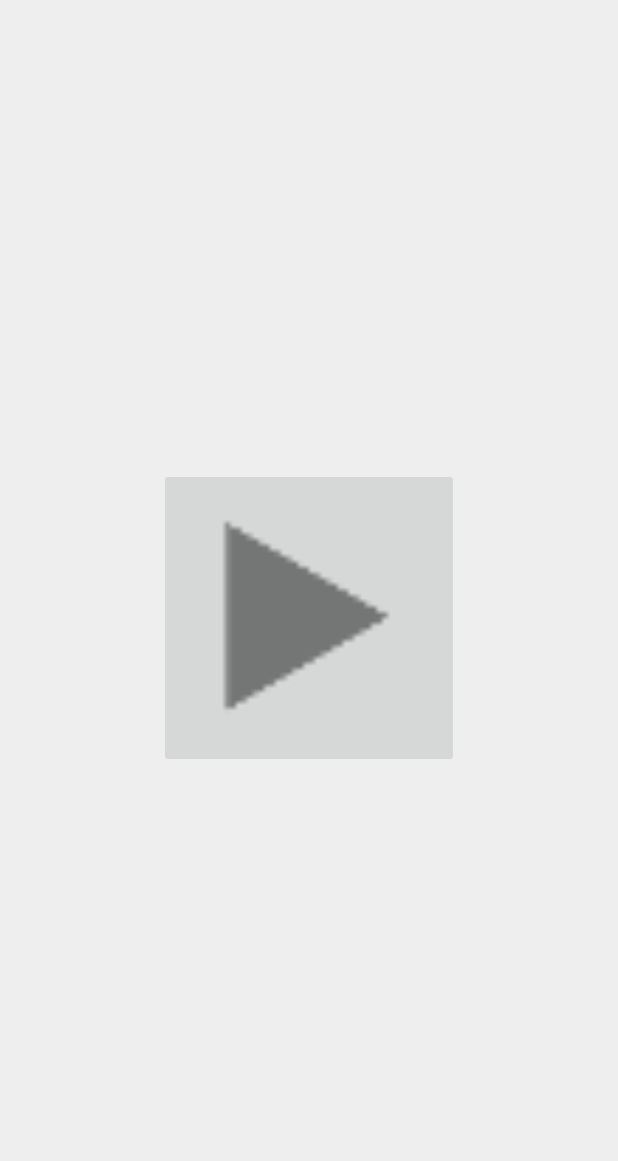
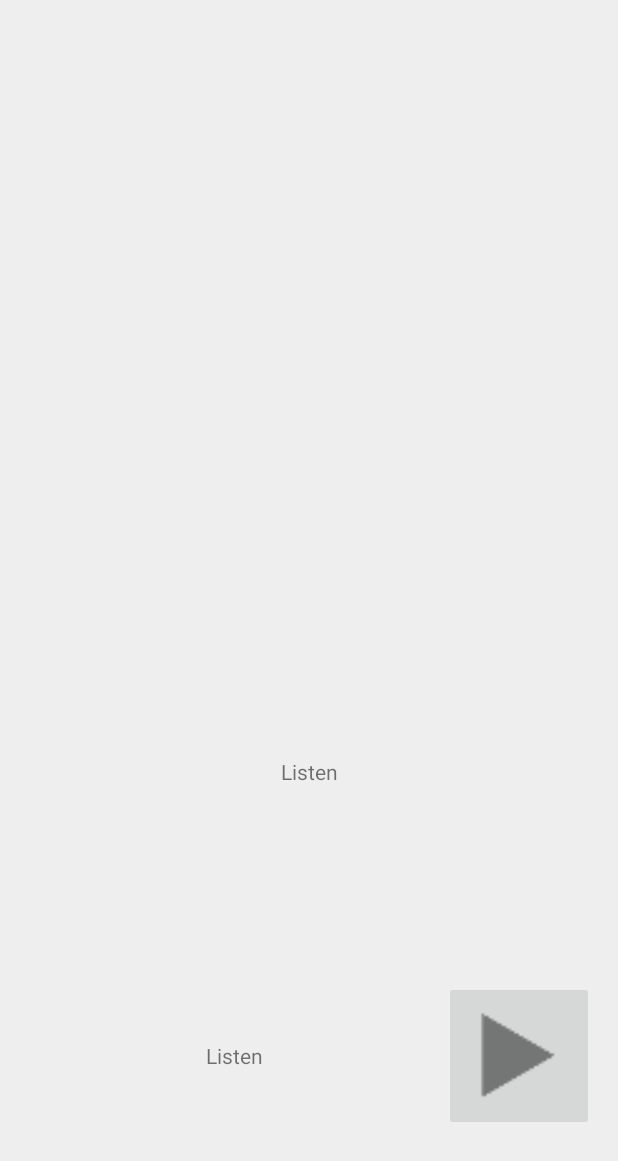
Before and after one commit to Radio-UTD/Radio-UTD, an Android app: the layout fragment_radio.xml on its own in the app's theme, with its tools: preview values and no code run, on a phone screen of 412 x 824 dp. Shown: the top 1161 px of the screen. Run offline under Robolectric (Android 15) with nearby library versions, the phone set to English and light mode, and no system bars.

```diff
--- a/app/src/main/res/layout/fragment_radio.xml
+++ b/app/src/main/res/layout/fragment_radio.xml
@@ -8,12 +8,68 @@
     android:paddingBottom="@dimen/activity_vertical_margin" >
 
 
-    <ImageButton
-        android:layout_width="200dp"
-        android:layout_height="200dp"
-        android:id="@+id/playPauseButton"
-        android:scaleType="centerCrop"
-        android:layout_centerVertical="true"
-        android:layout_centerHorizontal="true"
-        android:src="@drawable/ic_action_play" />
+    <LinearLayout
+        android:orientation="vertical"
+        android:layout_width="match_parent"
+        android:layout_height="match_parent"
+        android:layout_alignParentRight="true"
+        android:layout_alignParentEnd="true"
+        android:weightSum="1"
+        android:id="@+id/linearlayoutoverall">
+
+        <FrameLayout
+            android:layout_width="match_parent"
+            android:layout_height="0dp"
+            android:layout_weight="0.52">
+
+            <ImageView
+                android:layout_width="200dp"
+                android:layout_height="200dp"
+                android:id="@+id/imageView"
+                android:layout_gravity="center_horizontal|top" />
+        </FrameLayout>
+
+        <TextView
+            android:layout_width="match_parent"
+            android:layout_height="0dp"
+            android:text="@string/drawer_title_listen"
+            android:layout_toEndOf="@+id/playPauseButton"
+            android:layout_below="@+id/playPauseButton"
+            android:layout_alignLeft="@+id/playPauseButton"
+            android:layout_alignStart="@+id/playPauseButton"
+            android:layout_alignRight="@+id/playPauseButton"
+            android:layout_alignEnd="@+id/playPauseButton"
+            android:id="@+id/currentlyplayingshowtextview"
+            android:layout_weight="0.22"
+            android:layout_gravity="center_horizontal"
+            android:gravity="center" />
+
+        <LinearLayout
+            android:orientation="horizontal"
+            android:layout_width="match_parent"
+            android:layout_height="0dp"
+            android:layout_weight="0.26">
+
+            <TextView
+                android:layout_width="wrap_content"
+                android:layout_height="93dp"
+                android:text="@string/drawer_title_listen"
+                android:layout_toEndOf="@+id/textView2"
+                android:id="@+id/currentlyplayingsongtextivew"
+                android:layout_toRightOf="@+id/textView2"
+                android:layout_alignParentRight="true"
+                android:layout_alignParentEnd="true"
+                android:layout_weight="0.31"
+                android:layout_gravity="center_vertical"
+                android:gravity="center" />
+
+            <ImageButton
+                android:layout_width="100dp"
+                android:layout_height="100dp"
+                android:id="@+id/playPauseButton"
+                android:scaleType="centerCrop"
+                android:src="@drawable/ic_action_play"
+                android:layout_gravity="center_vertical" />
+        </LinearLayout>
+    </LinearLayout>
 </RelativeLayout>
--- a/app/src/main/res/layout/fragment_social.xml
+++ b/app/src/main/res/layout/fragment_social.xml
@@ -5,9 +5,6 @@
     tools:context="com.utd.radio.fragments.SocialFragment">
 
     <!-- TODO: Update blank fragment layout -->
-    <TextView
-        android:layout_width="match_parent"
-        android:layout_height="match_parent"
-        android:text="@string/hello_blank_fragment" />
+
 
 </FrameLayout>
--- a/app/src/main/res/values/strings.xml
+++ b/app/src/main/res/values/strings.xml
@@ -9,6 +9,7 @@
     <string name="navigation_drawer_close">Close navigation drawer</string>
     <string name="action_example">Example action</string>
     <string name="action_settings">Settings</string>
-    <string name="hello_blank_fragment">Hello blank fragment</string>
+    <string name="current_show">Loading...</string>
+    <string name="current_playing">Loading...</string>
 
 </resources>
```
Also changed, not shown: app/src/main/java/com/utd/radio/RadioService.java (+85 -48 lines).
